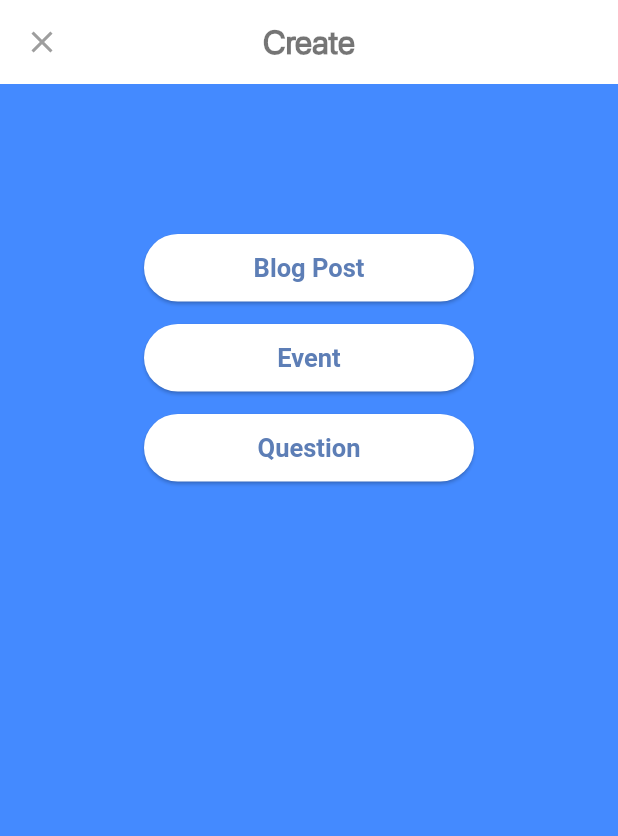
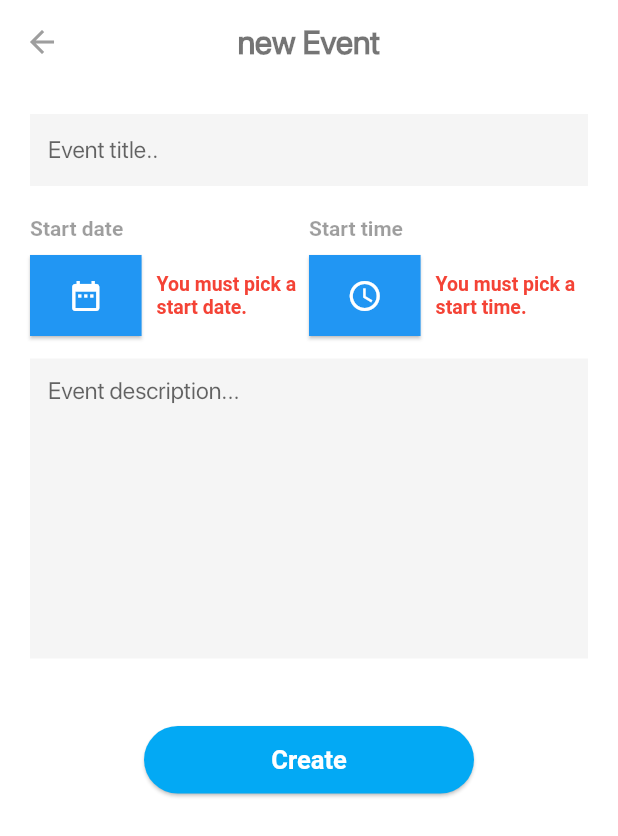
Before and after one commit to hdalmora/SNS-App-Flutter-Firebase-Bloc-Pattern, a Flutter app: the AddToCommunityPage screen opened directly, after a tap on "Event", on a phone screen of 412 x 824 dp. Shown: the top 836 px of the screen. Run offline on Flutter 3.47's test engine with Material 2 defaults, Android fonts, the phone set to English and light mode, and no system bars; our stand-ins replace cloud_firestore, firebase_auth, google_sign_in, rxdart; missing offline and left inert: flutter_country_picker, language_pickers, rect_getter; accounts and stored records are empty; Roboto replaces fonts that are missing (Montserrat); statements that could not run were skipped; project files that could hold a hidden picture were left out.

Commit message:
Add Events Page - Code Refactor - Splash Screen

```diff
--- a/lib/src/ui/AddToCommunity/AddBlogPage.dart
+++ b/lib/src/ui/AddToCommunity/AddBlogPage.dart
@@ -131,6 +131,7 @@ class _AddBlogPageState extends State<AddBlogPage> {
                                 await _blogBloc.submit();
 
                                 showErrorMessage("New Blog posted successfully!");
+
                               } else {
                                 showErrorMessage("Invalid fields");
                               }
--- /dev/null
+++ b/lib/src/ui/AddToCommunity/AddEventPage.dart
@@ -0,0 +1,375 @@
+import 'package:flutter/material.dart';
+import 'package:buddies_osaka/src/blocs/blogs/BlogBloc.dart';
+import 'package:buddies_osaka/src/blocs/blogs/BlogBlocProvider.dart';
+import 'package:buddies_osaka/src/components/button-main-text-icon.dart';
+
+class AddEventPage extends StatefulWidget {
+  static const String routeName = 'home_screen';
+
+  @override
+  _AddEventPageState createState() => _AddEventPageState();
+}
+
+class _AddEventPageState extends State<AddEventPage> {
+  final GlobalKey<ScaffoldState> _scaffoldKey = new GlobalKey<ScaffoldState>();
+
+  BlogBloc _blogBloc;
+
+  String _startDatePicked = "";
+  String _startTimePicked = "";
+
+  String _endDatePicked = "";
+  String _endTimePicked = "";
+
+  @override
+  void didChangeDependencies() {
+    super.didChangeDependencies();
+    _blogBloc = BlogBlocProvider.of(context);
+  }
+
+  @override
+  void initState() {
+    super.initState();
+  }
+
+  @override
+  void dispose() {
+    super.dispose();
+    _blogBloc.dispose();
+  }
+
+  void showErrorMessage(String message) {
+    final snackbar =
+        SnackBar(content: Text(message), duration: new Duration(seconds: 2));
+    _scaffoldKey.currentState.showSnackBar(snackbar);
+  }
+
+  @override
+  Widget build(BuildContext context) {
+    return Scaffold(
+        key: _scaffoldKey,
+        backgroundColor: Colors.white,
+        resizeToAvoidBottomPadding: false,
+        appBar: AppBar(
+          elevation: 0.0,
+          title: Text(
+            "new Event",
+            style: TextStyle(
+                fontWeight: FontWeight.bold,
+                fontSize: 22.0,
+                color: Colors.black54),
+          ),
+          centerTitle: true,
+          backgroundColor: Colors.white,
+          leading: IconButton(
+            icon: Icon(Icons.arrow_back),
+            onPressed: () {
+              Navigator.of(context).pop();
+            },
+            color: Colors.grey,
+          ),
+        ),
+        body: Padding(
+          padding: EdgeInsets.all(20.0),
+          child: Column(
+            children: <Widget>[
+              Container(
+                margin: EdgeInsets.only(bottom: 15.0),
+                child: StreamBuilder(
+                    stream: _blogBloc.title,
+                    builder: (context, AsyncSnapshot<String> snapshot) {
+                      return TextField(
+                        onChanged: _blogBloc.changeTitle,
+                        decoration: InputDecoration(
+                            filled: true,
+                            enabledBorder: InputBorder.none,
+                            errorText: snapshot.error,
+                            hintText: "Event title..",
+                            labelStyle: TextStyle(
+                                fontFamily: 'Montserrat',
+                                fontWeight: FontWeight.bold,
+                                color: Colors.grey),
+                            focusedBorder: UnderlineInputBorder(
+                                borderSide:
+                                    BorderSide(color: Color(0xFF2ECC71)))),
+                      );
+                    }),
+              ),
+              Container(
+                child: Row(
+                  children: <Widget>[
+                    Flexible(
+                      flex: 1,
+                      child: Column(
+                        mainAxisAlignment: MainAxisAlignment.start,
+                        crossAxisAlignment: CrossAxisAlignment.start,
+                        children: <Widget>[
+                          Container(
+                            margin: EdgeInsets.only(top: 5.0, bottom: 10.0),
+                            child: Text(
+                              "Start date",
+                              textAlign: TextAlign.start,
+                              style: TextStyle(
+                                  color: Colors.black38,
+                                  fontFamily: 'Montserrat',
+                                  fontWeight: FontWeight.bold,
+                                  fontSize: 14.0),
+                            ),
+                          ),
+                          Container(
+                            alignment: Alignment.topLeft,
+                            child: StreamBuilder(
+                                //stream: _userBloc.dateOfArrival,
+                                builder:
+                                    (context, AsyncSnapshot<String> snapshot) {
+                              return Row(
+                                children: <Widget>[
+                                  Flexible(
+                                    flex: 2,
+                                    child: Container(
+                                      child: Material(
+                                        color: Colors.blue,
+                                        elevation: 1.0,
+                                        child: GestureDetector(
+                                          onTap: () async {
+                                            DateTime picked =
+                                                await showDatePicker(
+                                                    context: context,
+                                                    initialDate:
+                                                        new DateTime.now(),
+                                                    firstDate:
+                                                        new DateTime(2016),
+                                                    lastDate:
+                                                        new DateTime(2020));
+                                            if (picked != null) {
+//                                              _userBloc
+//                                                  .changeDate(picked.toString());
+                                              setState(() {
+                                                this._startDatePicked =
+                                                    picked.toString();
+                                              });
+                                            }
+                                          },
+                                          child: Center(
+                                            child: Container(
+                                              padding: EdgeInsets.all(15.0),
+                                              child: Row(
+                                                crossAxisAlignment:
+                                                    CrossAxisAlignment.center,
+                                                mainAxisAlignment:
+                                                    MainAxisAlignment.center,
+                                                children: <Widget>[
+                                                  Icon(
+                                                    Icons.date_range,
+                                                    color: Colors.white,
+                                                  ),
+                                                ],
+                                              ),
+                                            ),
+                                          ),
+                                        ),
+                                      ),
+                                    ),
+                                  ),
+                                  Flexible(
+                                    flex: 3,
+                                    child: Container(
+                                      margin:
+                                          EdgeInsets.only(top: 0.0, left: 10.0),
+                                      child: Text(
+                                        _startDatePicked.length >= 10
+                                            ? _startDatePicked.substring(0, 10)
+                                            : "You must pick a start date.",
+                                        textAlign: TextAlign.start,
+                                        style: TextStyle(
+                                            color: _startDatePicked.length >= 10
+                                                ? Colors.black38
+                                                : Colors.red,
+                                            fontFamily: 'Montserrat',
+                                            fontWeight: FontWeight.bold,
+                                            fontSize: 13.0),
+                                      ),
+                                    ),
+                                  ),
+                                ],
+                              );
+                            }),
+                          ),
+                        ],
+                      ),
+                    ),
+                    Flexible(
+                      flex: 1,
+                      child: Column(
+                        mainAxisAlignment: MainAxisAlignment.start,
+                        crossAxisAlignment: CrossAxisAlignment.start,
+                        children: <Widget>[
+                          Container(
+                            margin: EdgeInsets.only(top: 5.0, bottom: 10.0),
+                            child: Text(
+                              "Start time",
+                              textAlign: TextAlign.start,
+                              style: TextStyle(
+                                  color: Colors.black38,
+                                  fontFamily: 'Montserrat',
+                                  fontWeight: FontWeight.bold,
+                                  fontSize: 14.0),
+                            ),
+                          ),
+                          Container(
+                            alignment: Alignment.topLeft,
+                            child: StreamBuilder(
+                                //stream: _userBloc.dateOfArrival,
+                                builder:
+                                    (context, AsyncSnapshot<String> snapshot) {
+                              return Row(
+                                children: <Widget>[
+                                  Flexible(
+                                    flex: 2,
+                                    child: Container(
+                                      child: Material(
+                                        color: Colors.blue,
+                                        elevation: 1.0,
+                                        child: GestureDetector(
+                                          onTap: () async {
+                                            DateTime picked =
+                                            await showDatePicker(
+                                                context: context,
+                                                initialDate:
+                                                new DateTime.now(),
+                                                firstDate:
+                                                new DateTime(2016),
+                                                lastDate:
+                                                new DateTime(2020));
+                                            if (picked != null) {
+//                                              _userBloc
+//                                                  .changeDate(picked.toString());
+                                              setState(() {
+                                                this._startTimePicked =
+                                                    picked.toString();
+                                              });
+                                            }
+                                          },
+                                          child: Center(
+                                            child: Container(
+                                              padding: EdgeInsets.all(15.0),
+                                              child: Row(
+                                                crossAxisAlignment:
+                                                CrossAxisAlignment.center,
+                                                mainAxisAlignment:
+                                                MainAxisAlignment.center,
+                                                children: <Widget>[
+                                                  Icon(
+                                                    Icons.access_time,
+                                                    color: Colors.white,
+                                                  ),
+                                                ],
+                                              ),
+                                            ),
+                                          ),
+                                        ),
+                                      ),
+                                    ),
+                                  ),
+                                  Flexible(
+                                    flex: 3,
+                                    child: Container(
+                                      margin:
+                                      EdgeInsets.only(top: 0.0, left: 10.0),
+                                      child: Text(
+                                        _startTimePicked.length >= 10
+                                            ? _startTimePicked.substring(0, 10)
+                                            : "You must pick a start time.",
+                                        textAlign: TextAlign.start,
+                                        style: TextStyle(
+                                            color: _startTimePicked.length >= 10
+                                                ? Colors.black38
+                                                : Colors.red,
+                                            fontFamily: 'Montserrat',
+                                            fontWeight: FontWeight.bold,
+                                            fontSize: 13.0),
+                                      ),
+                                    ),
+                                  ),
+                                ],
+                              );
+                            }),
+                          ),
+                        ],
+                      ),
+                    ),
+                  ],
+                ),
+              ),
+              Container(
+                height: 200.0,
+                margin: EdgeInsets.only(bottom: 15.0, top: 15.0),
+                child: StreamBuilder(
+                    stream: _blogBloc.content,
+                    builder: (context, AsyncSnapshot<String> snapshot) {
+                      return TextField(
+                        onChanged: _blogBloc.changeContent,
+                        keyboardType: TextInputType.multiline,
+                        maxLines: 820,
+                        decoration: InputDecoration(
+                            filled: true,
+                            errorText: snapshot.error,
+                            enabledBorder: InputBorder.none,
+                            hintText: "Event description...",
+                            labelStyle: TextStyle(
+                                fontFamily: 'Montserrat',
+                                fontWeight: FontWeight.bold,
+                                color: Colors.grey),
+                            focusedBorder: UnderlineInputBorder(
+                                borderSide:
+                                    BorderSide(color: Color(0xFF2ECC71)))),
+                      );
+                    }),
+              ),
+              Align(
+                alignment: Alignment.bottomCenter,
+                child: StreamBuilder(
+                    stream: _blogBloc.submissionStatus,
+                    builder:
+                        (BuildContext context, AsyncSnapshot<bool> snapshot) {
+                      if (!snapshot.hasData ||
+                          snapshot.hasError ||
+                          !snapshot.data) {
+                        return Container(
+                            margin: EdgeInsets.only(top: 30.0),
+                            height: 45.0,
+                            padding: EdgeInsets.only(left: 10.0, right: 10.0),
+                            child: ButtonMainTextIcon(
+                              callback: () async {
+                                if (_blogBloc.validateFields()) {
+                                  await _blogBloc.submit();
+
+                                  showErrorMessage(
+                                      "New Blog posted successfully!");
+                                } else {
+                                  showErrorMessage("Invalid fields");
+                                }
+                              },
+                              bgColor: Colors.lightBlue,
+                              paddingLeft: 0.0,
+                              paddingRight: 0.0,
+                              width: 220.0,
+                              text: "Create",
+                              textColor: Colors.white,
+                            ));
+                      } else {
+                        return Container(
+                          alignment: Alignment.bottomCenter,
+                          margin: EdgeInsets.only(bottom: 15.0),
+                          child: CircularProgressIndicator(
+                            backgroundColor: Color(0xFF3498db),
+                          ),
+                        );
+                      }
+                    }),
+              ),
+            ],
+          ),
+        ));
+  }
+}
--- a/lib/src/ui/AddToCommunity/AddToCommunityPage.dart
+++ b/lib/src/ui/AddToCommunity/AddToCommunityPage.dart
@@ -1,6 +1,7 @@
 import 'package:flutter/material.dart';
 import 'package:buddies_osaka/src/components/button-main-text-icon.dart';
 import 'package:buddies_osaka/src/ui/AddToCommunity/AddBlogPage.dart';
+import 'package:buddies_osaka/src/ui/AddToCommunity/AddEventPage.dart';
 
 
 class AddToCommunityPage extends StatefulWidget {
@@ -73,7 +74,10 @@ class _AddToCommunityPageState extends State<AddToCommunityPage> {
                       padding: EdgeInsets.only(left: 10.0, right: 10.0),
                       child: ButtonMainTextIcon(
                         callback: () async {
-
+                          Navigator.push(
+                              context,
+                              new MaterialPageRoute(
+                                  builder: (BuildContext context) => AddEventPage()));
                         },
                         bgColor: Colors.white,
                         paddingLeft: 0.0,
```
Also changed, not shown: lib/src/ui/CreateProfilePage.dart (+24 -60 lines), lib/src/ui/Home/HomePage.dart (+12 -1 lines), lib/src/ui/MembersPage.dart (+22 -19 lines), lib/src/ui/widgets/blogs_sliding_cards_horizontal.dart (+23 -13 lines), 4 other files.
